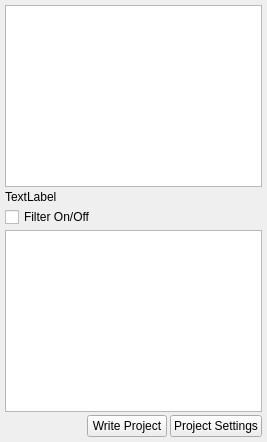
Old version of the form v2/trunk/v2parser/src/ui/UIProjectsViewer.ui in the repository testmana2/mks.
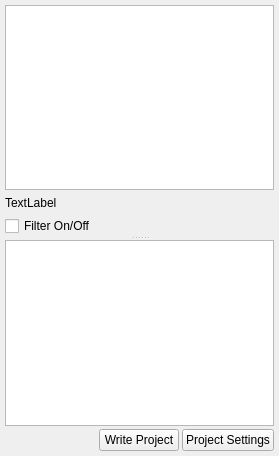
New version of the form.

Diff of the .ui file:
```diff
--- a/v2/trunk/v2parser/src/ui/UIProjectsViewer.ui
+++ b/v2/trunk/v2parser/src/ui/UIProjectsViewer.ui
@@ -5,8 +5,8 @@
    <rect>
     <x>0</x>
     <y>0</y>
-    <width>267</width>
-    <height>442</height>
+    <width>279</width>
+    <height>456</height>
    </rect>
   </property>
   <property name="windowTitle" >
@@ -20,6 +20,19 @@
     <number>3</number>
    </property>
    <item>
+    <widget class="QSplitter" name="splitter" >
+     <property name="orientation" >
+      <enum>Qt::Vertical</enum>
+     </property>
+     <widget class="QWidget" name="layoutWidget" >
+      <layout class="QVBoxLayout" >
+       <property name="margin" >
+        <number>0</number>
+       </property>
+       <property name="spacing" >
+        <number>6</number>
+       </property>
+       <item>
     <widget class="QTreeView" name="tvProject" />
    </item>
    <item>
@@ -36,11 +49,13 @@
      </property>
     </widget>
    </item>
-   <item>
+      </layout>
+     </widget>
     <widget class="QTextEdit" name="teOutput" >
      <property name="readOnly" >
       <bool>true</bool>
      </property>
+     </widget>
     </widget>
    </item>
    <item>
```
Lines whose indentation alone changed are shown as unchanged.
